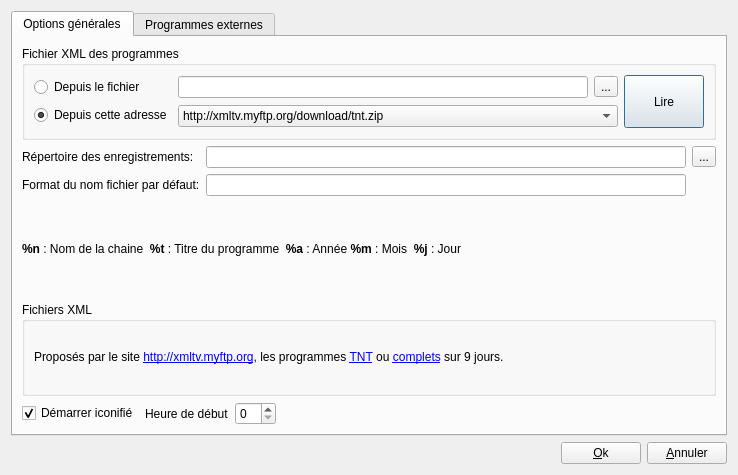
Above: ui/config.ui from jlbrd/qmagneto before the change. Below: the same form after it.
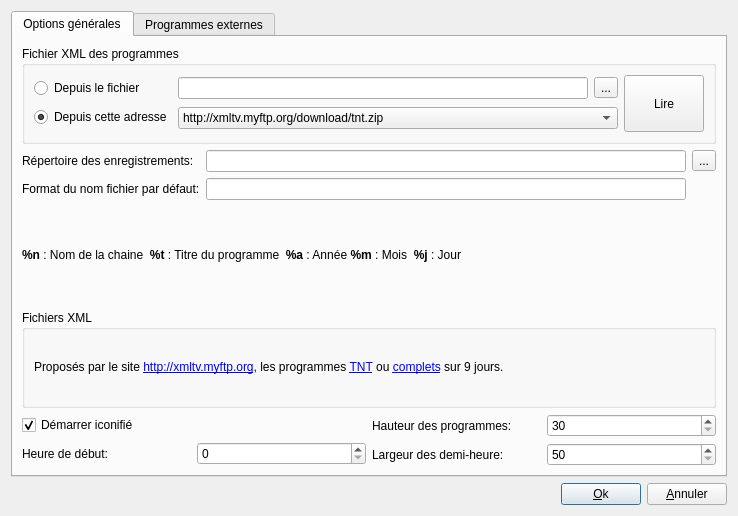
That is the form after the change.

Commit message: - Reglage possible de la largeur des demi-heures et de la hauteur des programmes

What changed in the file:
```diff
--- a/ui/config.ui
+++ b/ui/config.ui
@@ -6,13 +6,44 @@
     <x>0</x>
     <y>0</y>
     <width>738</width>
-    <height>475</height>
+    <height>516</height>
    </rect>
   </property>
   <property name="windowTitle" >
    <string>Configuration</string>
   </property>
   <layout class="QGridLayout" name="gridLayout_8" >
+   <item row="1" column="0" >
+    <layout class="QHBoxLayout" >
+     <item>
+      <spacer>
+       <property name="orientation" >
+        <enum>Qt::Horizontal</enum>
+       </property>
+       <property name="sizeHint" stdset="0" >
+        <size>
+         <width>40</width>
+         <height>20</height>
+        </size>
+       </property>
+      </spacer>
+     </item>
+     <item>
+      <widget class="QPushButton" name="ok" >
+       <property name="text" >
+        <string>&amp;Ok</string>
+       </property>
+      </widget>
+     </item>
+     <item>
+      <widget class="QPushButton" name="annuler" >
+       <property name="text" >
+        <string>&amp;Annuler</string>
+       </property>
+      </widget>
+     </item>
+    </layout>
+   </item>
    <item row="0" column="0" >
     <widget class="QTabWidget" name="tabWidget" >
      <property name="currentIndex" >
@@ -22,8 +53,8 @@
       <attribute name="title" >
        <string>Options générales</string>
       </attribute>
-      <layout class="QGridLayout" name="gridLayout_7" >
-       <item row="0" column="0" >
+      <layout class="QVBoxLayout" name="verticalLayout_5" >
+       <item>
         <widget class="QGroupBox" name="groupBox" >
          <property name="title" >
           <string>Fichier XML des programmes</string>
@@ -102,7 +133,7 @@
          </layout>
         </widget>
        </item>
-       <item row="1" column="0" >
+       <item>
         <layout class="QGridLayout" name="gridLayout_6" >
          <item row="0" column="0" >
           <widget class="QLabel" name="label_4" >
@@ -133,7 +164,7 @@
          </item>
         </layout>
        </item>
-       <item row="2" column="0" >
+       <item>
         <widget class="QLabel" name="label_6" >
          <property name="text" >
           <string>&lt;html>&lt;head>&lt;meta name="qrichtext" content="1" />&lt;style type="text/css">
@@ -143,7 +174,7 @@
          </property>
         </widget>
        </item>
-       <item row="3" column="0" >
+       <item>
         <widget class="QGroupBox" name="groupBox_4" >
          <property name="title" >
           <string>Fichiers XML</string>
@@ -167,8 +198,10 @@
          </layout>
         </widget>
        </item>
-       <item row="4" column="0" >
-        <layout class="QHBoxLayout" >
+       <item>
+        <layout class="QHBoxLayout" name="horizontalLayout_7" >
+         <item>
+          <layout class="QVBoxLayout" name="verticalLayout" >
          <item>
           <widget class="QCheckBox" name="demarrerEnIcone" >
            <property name="text" >
@@ -180,9 +213,11 @@
           </widget>
          </item>
          <item>
+            <layout class="QHBoxLayout" name="horizontalLayout_2" >
+             <item>
           <widget class="QLabel" name="label" >
            <property name="text" >
-            <string>Heure de début</string>
+                <string>Heure de début:</string>
            </property>
           </widget>
          </item>
@@ -193,18 +228,55 @@
            </property>
           </widget>
          </item>
+            </layout>
+           </item>
+          </layout>
+         </item>
          <item>
-          <spacer>
-           <property name="orientation" >
-            <enum>Qt::Horizontal</enum>
-           </property>
-           <property name="sizeHint" stdset="0" >
-            <size>
-             <width>40</width>
-             <height>20</height>
-            </size>
-           </property>
-          </spacer>
+          <layout class="QVBoxLayout" name="verticalLayout_2" >
+           <item>
+            <layout class="QHBoxLayout" name="horizontalLayout_5" >
+             <item>
+              <widget class="QLabel" name="label_2" >
+               <property name="text" >
+                <string>Hauteur des programmes:</string>
+               </property>
+              </widget>
+             </item>
+             <item>
+              <widget class="QSpinBox" name="programHeight" >
+               <property name="minimum" >
+                <number>30</number>
+               </property>
+               <property name="maximum" >
+                <number>99999</number>
+               </property>
+              </widget>
+             </item>
+            </layout>
+           </item>
+           <item>
+            <layout class="QHBoxLayout" name="horizontalLayout_6" >
+             <item>
+              <widget class="QLabel" name="label_3" >
+               <property name="text" >
+                <string>Largeur des demi-heure:</string>
+               </property>
+              </widget>
+             </item>
+             <item>
+              <widget class="QSpinBox" name="programWidth" >
+               <property name="minimum" >
+                <number>50</number>
+               </property>
+               <property name="maximum" >
+                <number>999999</number>
+               </property>
+              </widget>
+             </item>
+            </layout>
+           </item>
+          </layout>
          </item>
         </layout>
        </item>
@@ -337,37 +409,6 @@
      </widget>
     </widget>
    </item>
-   <item row="1" column="0" >
-    <layout class="QHBoxLayout" >
-     <item>
-      <spacer>
-       <property name="orientation" >
-        <enum>Qt::Horizontal</enum>
-       </property>
-       <property name="sizeHint" stdset="0" >
-        <size>
-         <width>40</width>
-         <height>20</height>
-        </size>
-       </property>
-      </spacer>
-     </item>
-     <item>
-      <widget class="QPushButton" name="ok" >
-       <property name="text" >
-        <string>&amp;Ok</string>
-       </property>
-      </widget>
-     </item>
-     <item>
-      <widget class="QPushButton" name="annuler" >
-       <property name="text" >
-        <string>&amp;Annuler</string>
-       </property>
-      </widget>
-     </item>
-    </layout>
-   </item>
   </layout>
  </widget>
  <resources>
```
Lines whose indentation alone changed are shown as unchanged. The commit also changes 3 other files.
